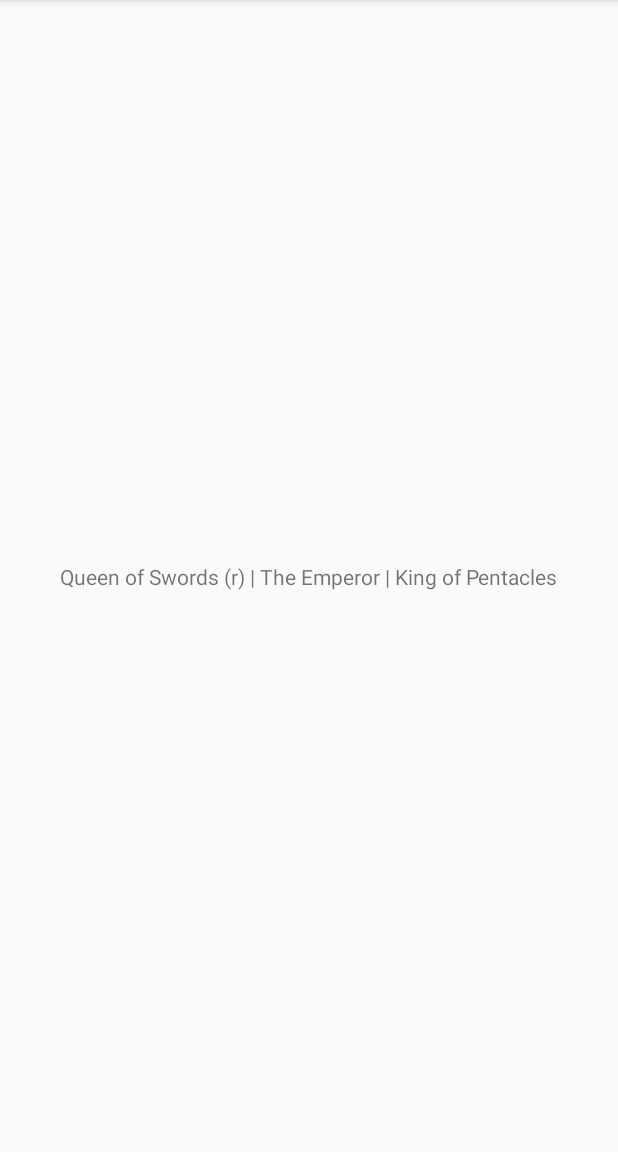
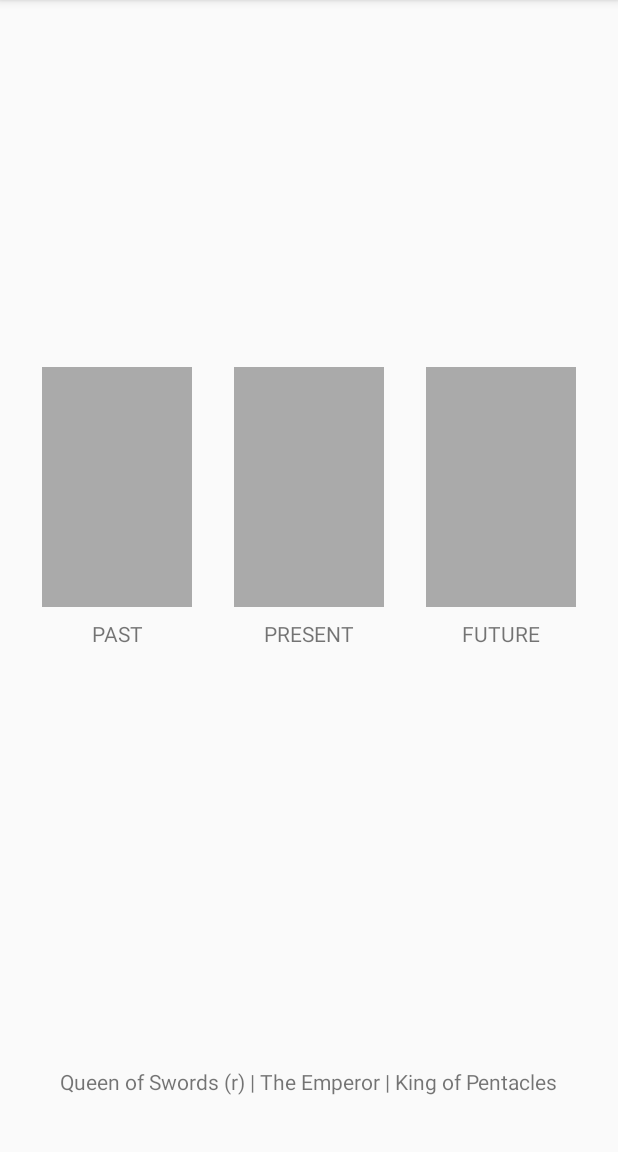
Before and after one commit to ryanmcalpin/tarot, an Android app: the MainActivity screen opened directly, with no data from a screen before it, on a phone screen of 412 x 824 dp, the part 84-1236 px from its top. Run offline under Robolectric (Android 15) with nearby library versions, the phone set to English and light mode, and no system bars.

Commit message:
add spread placeholders

```diff
--- a/app/src/main/java/com/example/rygn/tarot/MainActivity.java
+++ b/app/src/main/java/com/example/rygn/tarot/MainActivity.java
@@ -10,7 +10,7 @@ import java.util.Random;
 
 public class MainActivity extends AppCompatActivity {
 
-    private Deck deck;
+//    private Deck deck;
 
     @Override
     protected void onCreate(Bundle savedInstanceState) {
--- a/app/src/main/res/layout/activity_main.xml
+++ b/app/src/main/res/layout/activity_main.xml
@@ -14,6 +14,88 @@
         app:layout_constraintBottom_toBottomOf="parent"
         app:layout_constraintLeft_toLeftOf="parent"
         app:layout_constraintRight_toRightOf="parent"
-        app:layout_constraintTop_toTopOf="parent" />
+        app:layout_constraintTop_toTopOf="parent"
+        app:layout_constraintVertical_bias="0.95" />
+
+    <ImageView
+        android:id="@+id/past_img_view"
+        android:layout_width="100dp"
+        android:layout_height="160dp"
+        android:layout_marginStart="16dp"
+        android:layout_marginLeft="16dp"
+        android:layout_marginTop="8dp"
+        android:layout_marginEnd="16dp"
+        android:layout_marginRight="16dp"
+        android:layout_marginBottom="8dp"
+        app:layout_constraintBottom_toBottomOf="parent"
+        app:layout_constraintEnd_toStartOf="@+id/present_img_view"
+        app:layout_constraintStart_toStartOf="parent"
+        app:layout_constraintTop_toTopOf="parent"
+        app:layout_constraintVertical_bias="0.4"
+        app:srcCompat="@android:color/darker_gray" />
+
+    <ImageView
+        android:id="@+id/present_img_view"
+        android:layout_width="100dp"
+        android:layout_height="160dp"
+        android:layout_marginStart="16dp"
+        android:layout_marginLeft="16dp"
+        android:layout_marginTop="8dp"
+        android:layout_marginEnd="16dp"
+        android:layout_marginRight="16dp"
+        android:layout_marginBottom="8dp"
+        app:layout_constraintBottom_toBottomOf="parent"
+        app:layout_constraintEnd_toEndOf="parent"
+        app:layout_constraintStart_toStartOf="parent"
+        app:layout_constraintTop_toTopOf="parent"
+        app:layout_constraintVertical_bias="0.4"
+        app:srcCompat="@android:color/darker_gray" />
+
+    <ImageView
+        android:id="@+id/future_img_view"
+        android:layout_width="100dp"
+        android:layout_height="160dp"
+        android:layout_marginStart="16dp"
+        android:layout_marginLeft="16dp"
+        android:layout_marginTop="8dp"
+        android:layout_marginEnd="16dp"
+        android:layout_marginRight="16dp"
+        android:layout_marginBottom="8dp"
+        app:layout_constraintBottom_toBottomOf="parent"
+        app:layout_constraintEnd_toEndOf="parent"
+        app:layout_constraintStart_toEndOf="@+id/present_img_view"
+        app:layout_constraintTop_toTopOf="parent"
+        app:layout_constraintVertical_bias="0.4"
+        app:srcCompat="@android:color/darker_gray" />
+
+    <TextView
+        android:id="@+id/textView"
+        android:layout_width="wrap_content"
+        android:layout_height="16dp"
+        android:layout_marginTop="8dp"
+        android:text="PAST"
+        app:layout_constraintEnd_toEndOf="@+id/past_img_view"
+        app:layout_constraintStart_toStartOf="@+id/past_img_view"
+        app:layout_constraintTop_toBottomOf="@+id/past_img_view" />
+
+    <TextView
+        android:id="@+id/textView2"
+        android:layout_width="wrap_content"
+        android:layout_height="wrap_content"
+        android:layout_marginTop="8dp"
+        android:text="PRESENT"
+        app:layout_constraintEnd_toEndOf="@+id/present_img_view"
+        app:layout_constraintStart_toStartOf="@+id/present_img_view"
+        app:layout_constraintTop_toBottomOf="@+id/present_img_view" />
+
+    <TextView
+        android:id="@+id/textView3"
+        android:layout_width="wrap_content"
+        android:layout_height="wrap_content"
+        android:layout_marginTop="8dp"
+        android:text="FUTURE"
+        app:layout_constraintEnd_toEndOf="@+id/future_img_view"
+        app:layout_constraintStart_toStartOf="@+id/future_img_view"
+        app:layout_constraintTop_toBottomOf="@+id/future_img_view" />
 
 </android.support.constraint.ConstraintLayout>
```
